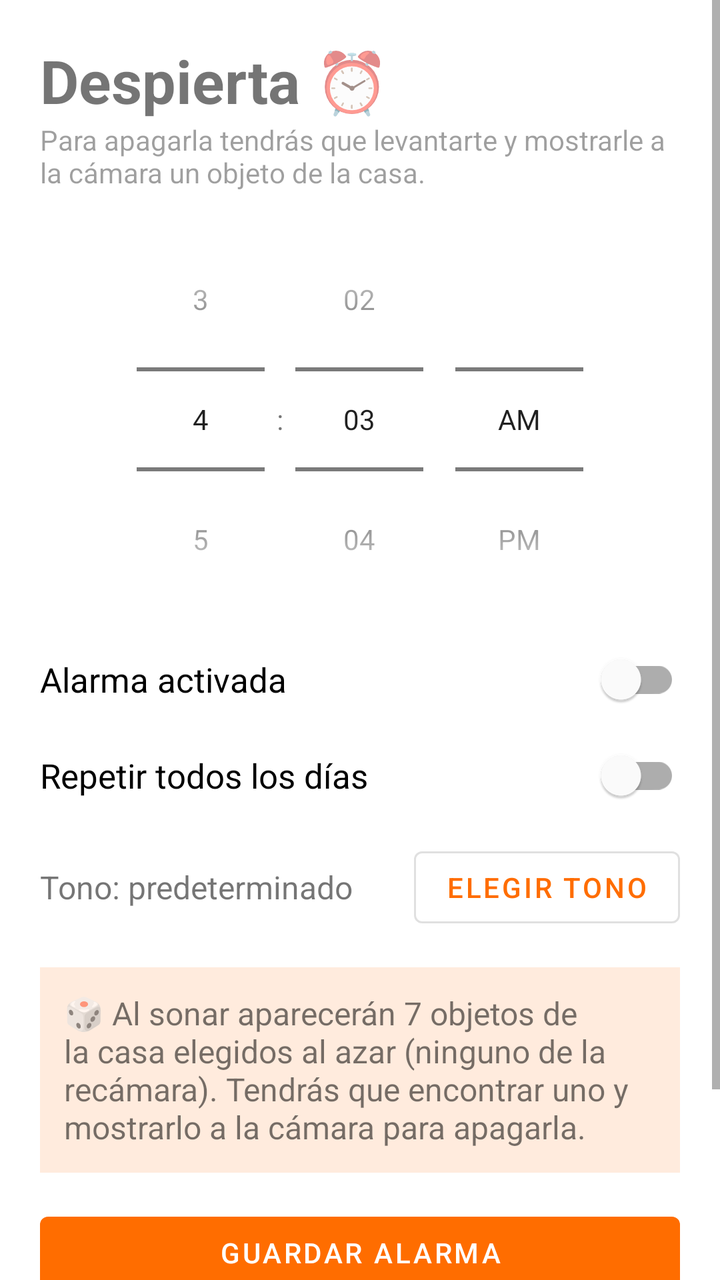
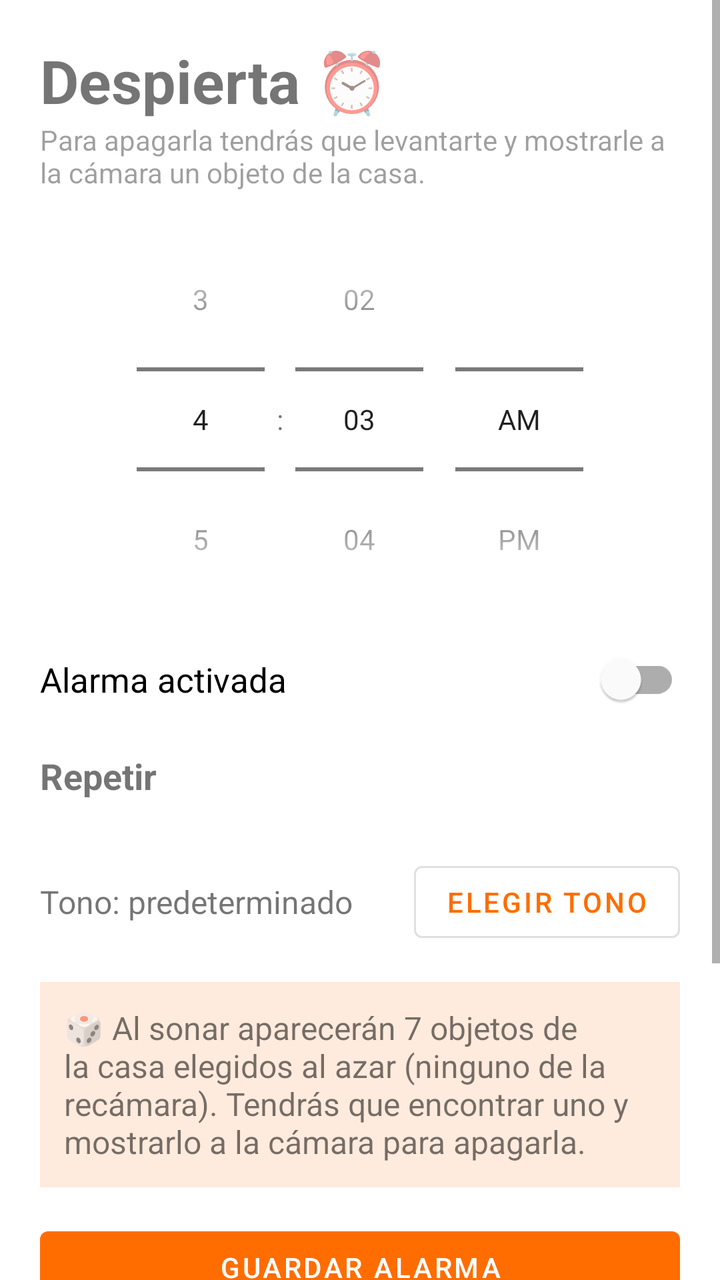

Two renders of the same Android screen: before a commit and after it. Below are the layout's source before the change and the commit's diff.
<!-- AndroidManifest.xml: application theme Theme.Despierta -->
<!-- res/layout/activity_main.xml -->
<?xml version="1.0" encoding="utf-8"?>
<ScrollView xmlns:android="http://schemas.android.com/apk/res/android"
    android:layout_width="match_parent"
    android:layout_height="match_parent"
    android:fillViewport="true">

    <LinearLayout
        android:layout_width="match_parent"
        android:layout_height="wrap_content"
        android:orientation="vertical"
        android:padding="20dp">

        <TextView
            android:layout_width="wrap_content"
            android:layout_height="wrap_content"
            android:text="Despierta ⏰"
            android:textSize="30sp"
            android:textStyle="bold" />

        <TextView
            android:layout_width="wrap_content"
            android:layout_height="wrap_content"
            android:layout_marginBottom="8dp"
            android:text="Para apagarla tendrás que levantarte y mostrarle a la cámara un objeto de la casa."
            android:alpha="0.7" />

        <TimePicker
            android:id="@+id/selectorHora"
            android:layout_width="wrap_content"
            android:layout_height="wrap_content"
            android:layout_gravity="center_horizontal"
            android:timePickerMode="spinner" />

        <com.google.android.material.switchmaterial.SwitchMaterial
            android:id="@+id/swActiva"
            android:layout_width="match_parent"
            android:layout_height="wrap_content"
            android:text="Alarma activada"
            android:textSize="17sp" />

        <com.google.android.material.switchmaterial.SwitchMaterial
            android:id="@+id/swRepetir"
            android:layout_width="match_parent"
            android:layout_height="wrap_content"
            android:text="Repetir todos los días"
            android:textSize="17sp" />

        <LinearLayout
            android:layout_width="match_parent"
            android:layout_height="wrap_content"
            android:layout_marginTop="8dp"
            android:gravity="center_vertical"
            android:orientation="horizontal">

            <TextView
                android:id="@+id/txtTono"
                android:layout_width="0dp"
                android:layout_height="wrap_content"
                android:layout_weight="1"
                android:text="Tono: predeterminado"
                android:textSize="16sp" />

            <com.google.android.material.button.MaterialButton
                android:id="@+id/btnTono"
                style="@style/Widget.MaterialComponents.Button.OutlinedButton"
                android:layout_width="wrap_content"
                android:layout_height="wrap_content"
                android:text="Elegir tono" />
        </LinearLayout>

        <TextView
            android:layout_width="match_parent"
            android:layout_height="wrap_content"
            android:layout_marginTop="16dp"
            android:padding="12dp"
            android:background="#22FF6D00"
            android:text="🎲 Al sonar aparecerán 7 objetos de la casa elegidos al azar (ninguno de la recámara). Tendrás que encontrar uno y mostrarlo a la cámara para apagarla."
            android:textSize="16sp" />

        <com.google.android.material.button.MaterialButton
            android:id="@+id/btnGuardar"
            android:layout_width="match_parent"
            android:layout_height="wrap_content"
            android:layout_marginTop="16dp"
            android:text="Guardar alarma" />

        <com.google.android.material.button.MaterialButton
            android:id="@+id/btnProbar"
            style="@style/Widget.MaterialComponents.Button.OutlinedButton"
            android:layout_width="match_parent"
            android:layout_height="wrap_content"
            android:text="Probar alarma ahora" />

        <com.google.android.material.button.MaterialButton
            android:id="@+id/btnPantallaCompleta"
            style="@style/Widget.MaterialComponents.Button.TextButton"
            android:layout_width="match_parent"
            android:layout_height="wrap_content"
            android:text="Permitir alarma en pantalla completa"
            android:visibility="gone" />

        <TextView
            android:id="@+id/txtEstado"
            android:layout_width="match_parent"
            android:layout_height="wrap_content"
            android:layout_marginTop="12dp"
            android:gravity="center"
            android:textSize="16sp" />
    </LinearLayout>
</ScrollView>
<!-- resources referenced by this layout -->
<resources>
  <style name="Theme.Despierta" parent="Theme.MaterialComponents.DayNight.NoActionBar">
          <item name="colorPrimary">@color/naranja</item>
          <item name="colorPrimaryVariant">@color/naranja_oscuro</item>
          <item name="colorOnPrimary">@color/blanco</item>
          <item name="colorSecondary">@color/naranja</item>
          <item name="colorOnSecondary">@color/blanco</item>
      </style>
  <color name="naranja">#FF6D00</color>
  <color name="naranja_oscuro">#E65100</color>
  <color name="blanco">#FFFFFF</color>
</resources>

<!-- the commit's change to res/layout/activity_main.xml (unified diff, before → after) -->
@@ -38,12 +38,29 @@
             android:text="Alarma activada"
             android:textSize="17sp" />
 
-        <com.google.android.material.switchmaterial.SwitchMaterial
-            android:id="@+id/swRepetir"
+        <TextView
+            android:layout_width="wrap_content"
+            android:layout_height="wrap_content"
+            android:layout_marginTop="12dp"
+            android:text="Repetir"
+            android:textSize="18sp"
+            android:textStyle="bold" />
+
+        <com.google.android.material.chip.ChipGroup
+            android:id="@+id/grupoDias"
             android:layout_width="match_parent"
+            android:layout_height="wrap_content" />
+
+        <com.google.android.material.chip.ChipGroup
+            android:id="@+id/grupoAtajos"
+            android:layout_width="match_parent"
+            android:layout_height="wrap_content" />
+
+        <TextView
+            android:id="@+id/txtRepeticion"
+            android:layout_width="wrap_content"
             android:layout_height="wrap_content"
-            android:text="Repetir todos los días"
-            android:textSize="17sp" />
+            android:alpha="0.7" />
 
         <LinearLayout
             android:layout_width="match_parent"
@@ -106,5 +123,20 @@
             android:layout_marginTop="12dp"
             android:gravity="center"
             android:textSize="16sp" />
+
+        <TextView
+            android:id="@+id/txtVersion"
+            android:layout_width="match_parent"
+            android:layout_height="wrap_content"
+            android:layout_marginTop="24dp"
+            android:alpha="0.6"
+            android:gravity="center" />
+
+        <com.google.android.material.button.MaterialButton
+            android:id="@+id/btnActualizar"
+            style="@style/Widget.MaterialComponents.Button.TextButton"
+            android:layout_width="match_parent"
+            android:layout_height="wrap_content"
+            android:text="Buscar actualizaciones" />
     </LinearLayout>
 </ScrollView>
